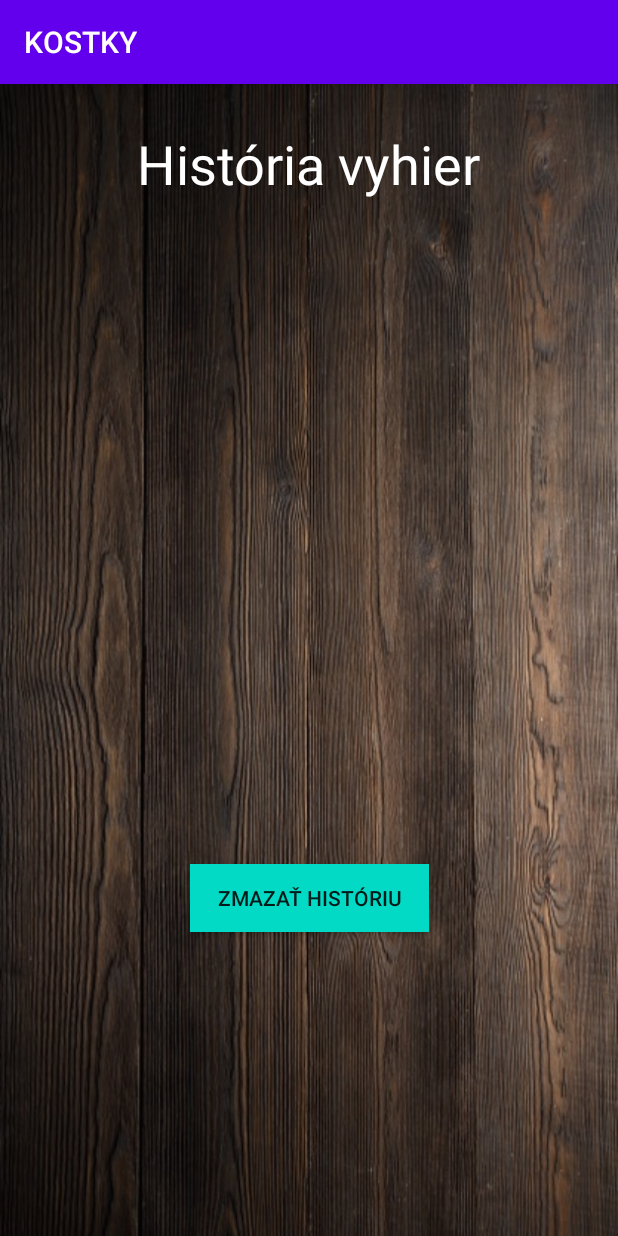
After one commit to Chiller104/TAMZII_dices, an Android app: the MainActivity_history screen opened directly, with no data from a screen before it, on a phone screen of 412 x 824 dp. The commit adds this screen. Run offline under Robolectric (Android 15) with nearby library versions, the phone set to English and light mode, and no system bars.

Commit message:
Score history saved

```diff
--- /dev/null
+++ b/app/src/main/java/com/example/projekt_kocky/DBHelper.java
@@ -0,0 +1,99 @@
+package com.example.projekt_kocky;
+
+import android.content.ContentValues;
+import android.content.Context;
+import android.database.Cursor;
+import android.database.sqlite.SQLiteDatabase;
+import android.database.sqlite.SQLiteOpenHelper;
+import java.util.ArrayList;
+
+public class DBHelper extends SQLiteOpenHelper {
+
+    public static final String DATABASE_NAME = "DBTAMZ2.db";
+    public static final String ITEM_COLUMN_PLAYER1 = "player1";
+    public static final String ITEM_COLUMN_PLAYER2 = "player2";
+    public static final String ITEM_COLUMN_SCORE1 = "score1";
+    public static final String ITEM_COLUMN_SCORE2 = "score2";
+
+    public DBHelper(Context context) {
+        super(context, DATABASE_NAME, null, 1);
+    }
+
+    @Override
+    public void onCreate(SQLiteDatabase db) {
+        db.execSQL("CREATE TABLE history " + "(id INTEGER PRIMARY KEY, player1 STRING, player2 STRING, score1 INTEGER, score2 INTEGER)");
+    }
+
+    @Override
+    public void onUpgrade(SQLiteDatabase db, int oldVersion, int newVersion) {
+        db.execSQL("DROP TABLE IF EXISTS history");
+        onCreate(db);
+    }
+
+    public boolean insertItem(String player1, String player2, Integer score1, Integer score2) {
+        SQLiteDatabase db = this.getWritableDatabase();
+        ContentValues contentValues = new ContentValues();
+        contentValues.put(ITEM_COLUMN_PLAYER1, player1);
+        contentValues.put(ITEM_COLUMN_PLAYER2, player2);
+        contentValues.put(ITEM_COLUMN_SCORE1, score1);
+        contentValues.put(ITEM_COLUMN_SCORE2, score2);
+        long insertedId = db.insert("history", null, contentValues);
+        if (insertedId == -1) return false;
+        return true;
+    }
+
+    /*
+    public Integer deleteItem(int id) {
+        SQLiteDatabase db = this.getWritableDatabase();
+        ContentValues contentValues = new ContentValues();
+        contentValues.put("id", id);
+        return db.delete("items", "id=" + id, null);
+    }
+
+    //Cursor representuje vracena data
+    public Cursor getData(int id) {
+        SQLiteDatabase db = this.getReadableDatabase();
+        Cursor res = db.rawQuery("select * from items where id=" + id + "", null);
+        return res;
+    }
+
+    public boolean updateItem(Integer id, String name, String type, Integer cost) {
+        SQLiteDatabase db = this.getWritableDatabase();
+        String strSQL = "UPDATE items SET name = '" + name + "', type = '" + type + "', cost = " + cost + " WHERE id = " + id;
+        db.execSQL(strSQL);
+        return true;
+    }
+*/
+
+    public ArrayList<String> getItemList() {
+
+        ArrayList<String> arrayList = new ArrayList<String>();
+        SQLiteDatabase db = this.getReadableDatabase();
+        Cursor res = db.rawQuery("select * from history", null);
+        res.moveToFirst();
+
+        while (res.isAfterLast() == false) {
+            String player1 = res.getString(res.getColumnIndex(ITEM_COLUMN_PLAYER1));
+            String player2 = res.getString(res.getColumnIndex(ITEM_COLUMN_PLAYER2));
+            String score1 = res.getString(res.getColumnIndex(ITEM_COLUMN_SCORE1));
+            String score2 = res.getString(res.getColumnIndex(ITEM_COLUMN_SCORE2));
+            arrayList.add(player1 + " --> " + score1 + "  :  " + score2 + " <--  " + player2);
+            res.moveToNext();
+        }
+        return arrayList;
+    }
+
+
+    public Integer removeAll() {
+
+        SQLiteDatabase dbr = this.getReadableDatabase();
+        Cursor res = dbr.rawQuery("select * from history", null);
+        int count = res.getCount();
+
+        String delete = "DELETE from history WHERE id > 0";
+        SQLiteDatabase db = this.getWritableDatabase();
+        db.execSQL(delete);
+
+        return count;
+    }
+}
--- /dev/null
+++ b/app/src/main/java/com/example/projekt_kocky/MainActivity_history.java
@@ -0,0 +1,52 @@
+package com.example.projekt_kocky;
+
+import androidx.appcompat.app.AppCompatActivity;
+
+import android.content.Intent;
+import android.content.SharedPreferences;
+import android.os.Bundle;
+import android.view.View;
+import android.widget.AdapterView;
+import android.widget.ArrayAdapter;
+import android.widget.Button;
+import android.widget.ListView;
+import android.widget.TextView;
+import android.widget.Toast;
+
+import java.util.ArrayList;
+import java.util.Date;
+
+public class MainActivity_history extends AppCompatActivity {
+
+    DBHelper mydb;
+    ListView itemListView;
+    Button delete;
+
+    @Override
+    protected void onCreate(Bundle savedInstanceState) {
+        super.onCreate(savedInstanceState);
+        setContentView(R.layout.activity_main_history);
+
+        delete = (Button) findViewById(R.id.delete);
+        loadData();
+
+        delete.setOnClickListener(new View.OnClickListener() {
+            @Override
+            public void onClick(View view) {
+                mydb.removeAll();
+                recreate();
+            }
+
+        });
+    }
+
+    public void loadData(){
+
+        mydb = new DBHelper(this);
+        ArrayList<String> arrayList = new ArrayList<String>();
+        arrayList = mydb.getItemList();
+        ArrayAdapter<String> arrayAdapter=new ArrayAdapter<String>(this, R.layout.custom_list_view, arrayList);
+        itemListView = findViewById(R.id.listView);
+        itemListView.setAdapter(arrayAdapter);
+    }
+}
--- a/app/src/main/res/layout/activity_main.xml
+++ b/app/src/main/res/layout/activity_main.xml
@@ -10,7 +10,7 @@
         android:id="@+id/back_button"
         android:layout_width="132dp"
         android:layout_height="55dp"
-        android:layout_marginTop="500dp"
+        android:layout_marginTop="508dp"
         android:background="@android:color/holo_orange_dark"
         android:text="BACK"
         android:textColor="@android:color/background_light"
--- /dev/null
+++ b/app/src/main/res/layout/activity_main_history.xml
@@ -0,0 +1,45 @@
+<?xml version="1.0" encoding="utf-8"?>
+<androidx.constraintlayout.widget.ConstraintLayout xmlns:android="http://schemas.android.com/apk/res/android"
+    xmlns:app="http://schemas.android.com/apk/res-auto"
+    xmlns:tools="http://schemas.android.com/tools"
+    android:layout_width="match_parent"
+    android:layout_height="match_parent"
+    android:background="@drawable/wooden_table"
+    tools:context=".MainActivity_history">
+
+    <TextView
+        android:id="@+id/textView3"
+        android:layout_width="254dp"
+        android:layout_height="58dp"
+        android:layout_marginTop="24dp"
+        android:gravity="center"
+        android:text="História vyhier"
+        android:textColor="@android:color/background_light"
+        android:textSize="36sp"
+        app:layout_constraintEnd_toEndOf="parent"
+        app:layout_constraintHorizontal_bias="0.496"
+        app:layout_constraintStart_toStartOf="parent"
+        app:layout_constraintTop_toTopOf="parent" />
+
+    <ListView
+        android:id="@+id/listView"
+        android:layout_width="367dp"
+        android:layout_height="413dp"
+        android:layout_marginTop="92dp"
+        app:layout_constraintEnd_toEndOf="parent"
+        app:layout_constraintHorizontal_bias="0.491"
+        app:layout_constraintStart_toStartOf="parent"
+        app:layout_constraintTop_toTopOf="parent"></ListView>
+
+    <Button
+        android:id="@+id/delete"
+        android:layout_width="159dp"
+        android:layout_height="45dp"
+        android:layout_marginTop="520dp"
+        android:background="@color/colorAccent"
+        android:text="Zmazať históriu"
+        app:layout_constraintEnd_toEndOf="parent"
+        app:layout_constraintStart_toStartOf="parent"
+        app:layout_constraintTop_toTopOf="parent" />
+
+</androidx.constraintlayout.widget.ConstraintLayout>
```
Also changed, not shown: app/src/main/AndroidManifest.xml (+6 -2 lines), app/src/main/java/com/example/projekt_kocky/MainActivity_menu.java (+8 -1 lines), app/src/main/java/com/example/projekt_kocky/MainActivity_multiplayer.java (+21 -1 lines), app/src/main/java/com/example/projekt_kocky/MainActivity_multiplayer_menu.java (+12 -4 lines), app/src/main/java/com/example/projekt_kocky/MainActivity_settings.java (added, +14 -0 lines), app/src/main/java/com/example/projekt_kocky/MainActivity_singleplayer.java (+0 -7 lines), app/src/main/res/layout/activity_main_menu.xml (+12 -0 lines), app/src/main/res/layout/activity_main_multiplayer_menu.xml (+35 -22 lines), app/src/main/res/layout/activity_main_settings.xml (added, +56 -0 lines), app/src/main/res/layout/custom_list_view.xml (added, +11 -0 lines), app/src/main/res/drawable-v24/settings.png (added), app/src/main/res/drawable-v24/wallaper_galaxy.jpg (added), app/src/main/res/drawable-v24/wallpaper_grass.jpg (added).
